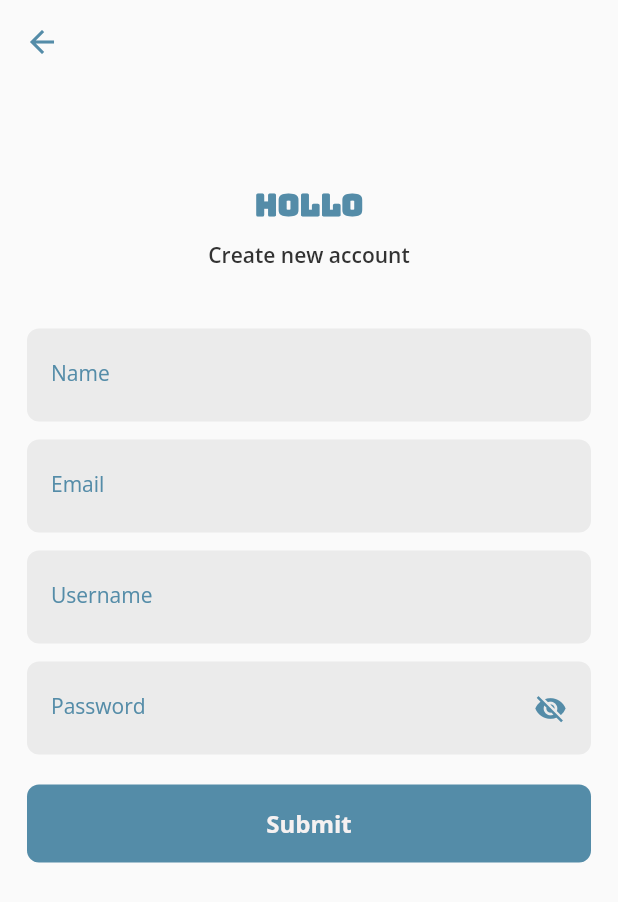
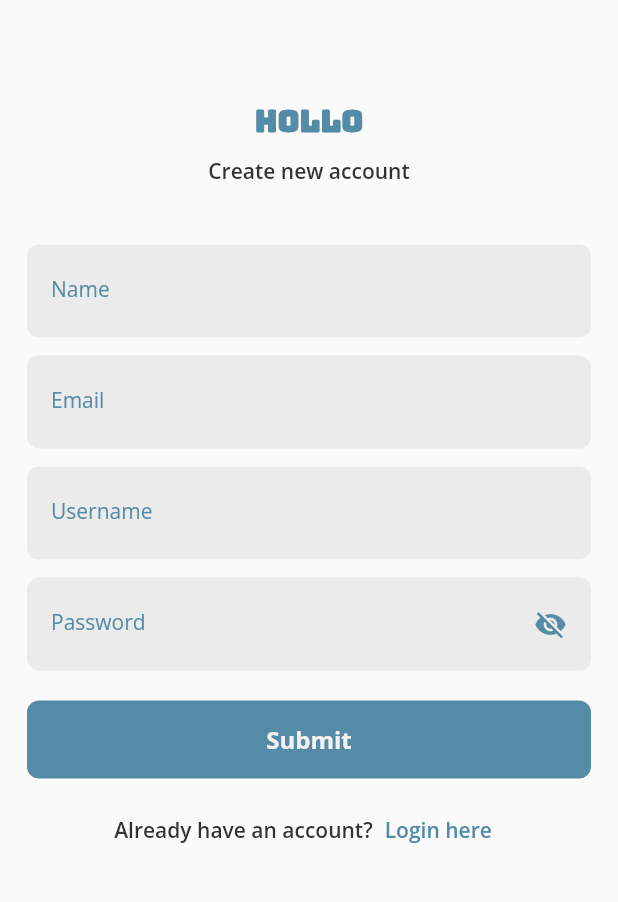
Before and after one commit to nafladiva/hollo-chat-app, a Flutter app: the screen it shows after launch, after a tap on "Register", on a phone screen of 412 x 824 dp. Shown: the top 902 px of the screen. Run offline on Flutter 3.47's test engine with Material 2 defaults, Android fonts, the light colour scheme and no system bars; our stand-ins replace cloud_firestore, equatable, firebase_auth, firebase_core, firebase_storage, flutter_bloc and 4 more; missing offline and left inert: stream_chat_flutter; accounts and stored records are empty; network calls fail.

Commit message:
fix: update register page

```diff
--- a/lib/features/auth/pages/login_page.dart
+++ b/lib/features/auth/pages/login_page.dart
@@ -78,7 +78,7 @@ class LoginPage extends StatelessWidget {
                       TextButton(
                         onPressed: () {
                           authCubit.resetState();
-                          Navigator.push(
+                          Navigator.pushReplacement(
                             context,
                             MaterialPageRoute(
                               builder: (context) => const RegisterPage(),
--- a/lib/features/auth/pages/register_page.dart
+++ b/lib/features/auth/pages/register_page.dart
@@ -7,6 +7,7 @@ import 'package:hollo/shared/widgets/my_button.dart';
 import 'package:hollo/shared/widgets/my_text_field.dart';
 
 import '../cubits/auth_cubit.dart';
+import 'login_page.dart';
 
 class RegisterPage extends StatelessWidget {
   const RegisterPage({super.key});
@@ -16,15 +17,8 @@ class RegisterPage extends StatelessWidget {
     final authCubit = context.read<AuthCubit>();
 
     return Scaffold(
-      appBar: AppBar(
-        backgroundColor: Theme.of(context).scaffoldBackgroundColor,
-        elevation: 0,
-        iconTheme: const IconThemeData(
-          color: MyColor.primary,
-        ),
-      ),
       body: SafeArea(
-        child: Padding(
+        child: SingleChildScrollView(
           padding: const EdgeInsets.all(18),
           child: BlocConsumer<AuthCubit, AuthState>(
             listener: (context, state) {
@@ -92,6 +86,31 @@ class RegisterPage extends StatelessWidget {
                       onTap: authCubit.register,
                     ),
                   ],
+                  const SizedBox(height: 10),
+                  Row(
+                    mainAxisAlignment: MainAxisAlignment.center,
+                    children: [
+                      Text(
+                        'Already have an account?',
+                        style: TStyles.sh3(),
+                      ),
+                      TextButton(
+                        onPressed: () {
+                          authCubit.resetState();
+                          Navigator.pushReplacement(
+                            context,
+                            MaterialPageRoute(
+                              builder: (context) => const LoginPage(),
+                            ),
+                          );
+                        },
+                        child: Text(
+                          'Login here',
+                          style: TStyles.sh3(color: MyColor.primary),
+                        ),
+                      ),
+                    ],
+                  ),
                 ],
               );
             },
```
